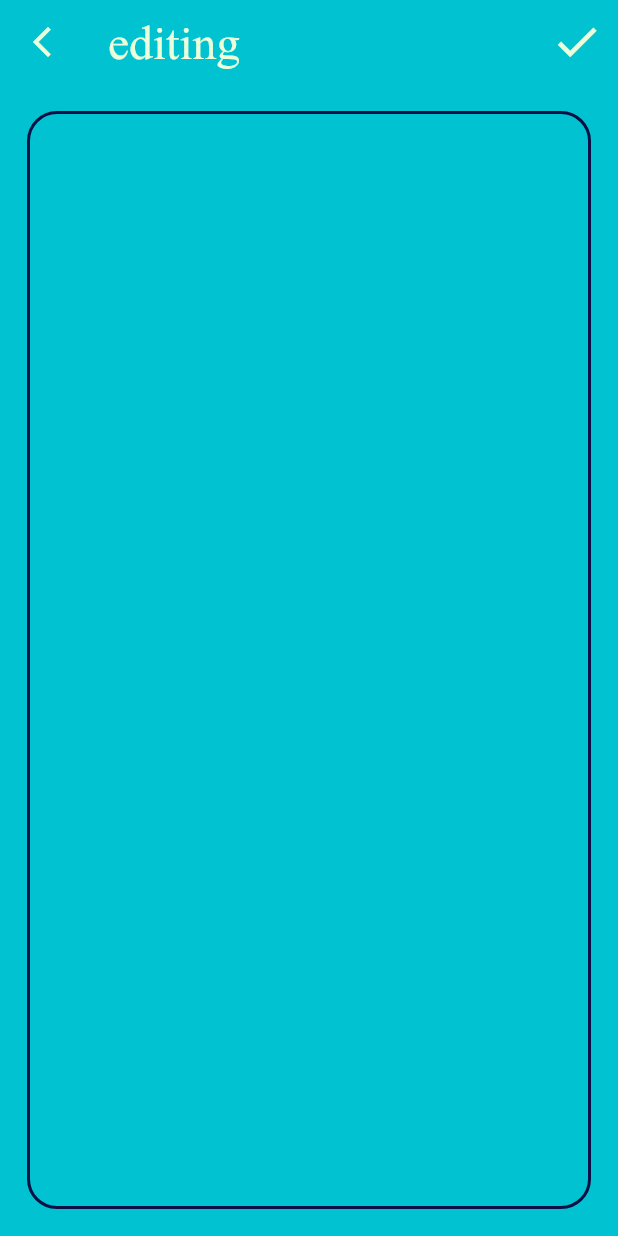
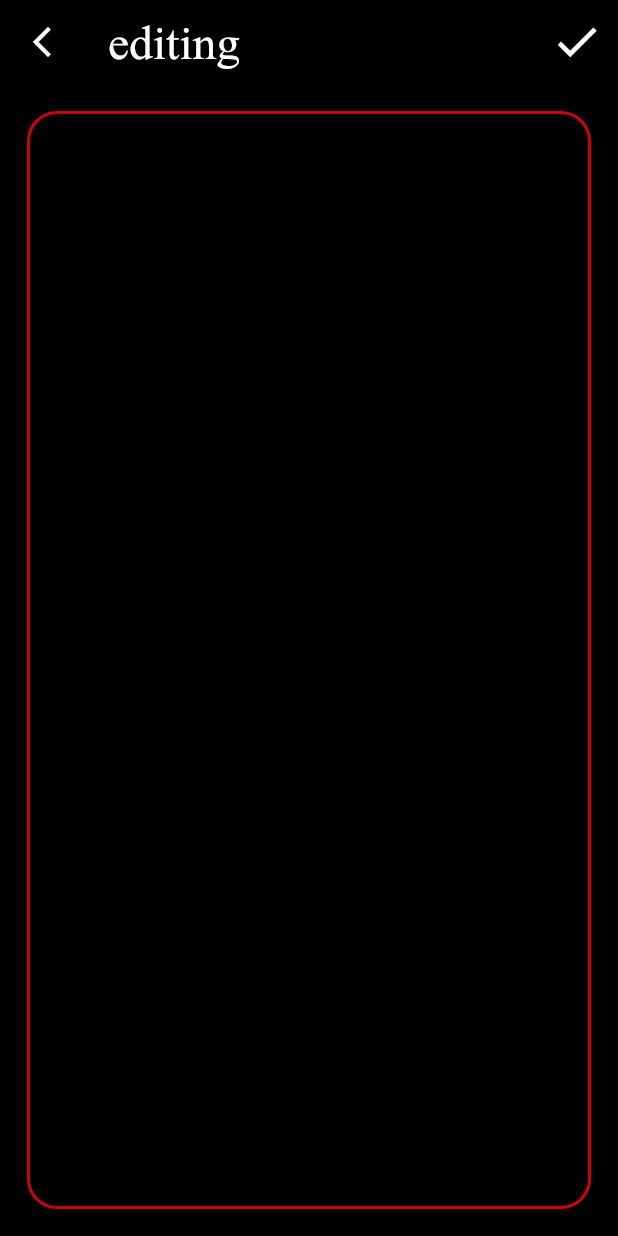
Before and after one commit to AhmetOcak/info-card-app, a Flutter app: the MyCard screen opened by its route, after a tap on the "mode edit outline" icon, on a phone screen of 412 x 824 dp. Run offline on Flutter 3.47's test engine with Material 2 defaults, Android fonts, the phone set to English and light mode, and no system bars; our stand-ins replace sqflite; accounts and stored records are empty.

Commit message:
color changed

```diff
--- a/lib/constants.dart
+++ b/lib/constants.dart
@@ -14,21 +14,20 @@ Column emptyCardWarning(BuildContext context, String text) {
       Icon(
         Icons.block_outlined,
         size: MediaQuery.of(context).size.width / 7,
-        color: cardColor,
+        color: accentColor,
       ),
       Text(
         text,
         style: myStyle.copyWith(
           fontSize: 20,
-          color: cardColor,
+          color: accentColor,
         ),
       ),
     ],
   );
 }
 
-const Color cardColor = Color(0xFF0A1045);
-const Color backgroundColor = Color(0xFF00C2D1);
-const Color accentColor = Color(0xFFF9E900);
-const Color textColor = Color(0xFFEAFFDA);
-const Color buttonColor = Color(0xFFFF570A);
+
+const Color backgroundColor = Color(0xFF000000);
+const Color accentColor = Color(0xFFC9040E);
+const Color textColor = Color(0xFFFFFFFF);
--- a/lib/models/cards_data.dart
+++ b/lib/models/cards_data.dart
@@ -114,9 +114,12 @@ class CardsData extends ChangeNotifier {
         }
         return snapshot.data!.isEmpty
             ? const Center(
-                child: Text('no data'),
+                child: Text('no data',),
               )
-            : Text(snapshot.data.toString());
+            : Padding(
+              padding: const EdgeInsets.all(8.0),
+              child: Text(snapshot.data.toString(), style: myStyle,),
+            );
       },
     );
   }
--- a/lib/screens/edit_my_info_card.dart
+++ b/lib/screens/edit_my_info_card.dart
@@ -65,14 +65,14 @@ class _EditInfoCardState extends State<EditInfoCard> {
                 },
                 initialValue: widget.data,
                 textAlignVertical: TextAlignVertical.top,
-                cursorColor: cardColor,
+                cursorColor: accentColor,
                 style: myStyle.copyWith(
                   color: textColor,
                 ),
                 decoration: const InputDecoration(
                   enabledBorder: OutlineInputBorder(
                     borderSide: BorderSide(
-                      color: cardColor,
+                      color: accentColor,
                       width: 2,
                     ),
                     borderRadius: BorderRadius.all(
@@ -81,7 +81,7 @@ class _EditInfoCardState extends State<EditInfoCard> {
                   ),
                   focusedBorder: OutlineInputBorder(
                     borderSide: BorderSide(
-                      color: cardColor,
+                      color: accentColor,
                       width: 2,
                     ),
                     borderRadius: BorderRadius.all(
--- a/lib/screens/home.dart
+++ b/lib/screens/home.dart
@@ -27,7 +27,7 @@ class HomeScreen extends StatelessWidget {
           Icons.add,
           color: textColor,
         ),
-        backgroundColor: buttonColor,
+        backgroundColor: accentColor,
       ),
       floatingActionButtonLocation: FloatingActionButtonLocation.centerFloat,
     );
--- a/lib/screens/info_cards.dart
+++ b/lib/screens/info_cards.dart
@@ -45,7 +45,7 @@ class InfoCardScreen extends StatelessWidget {
           Icons.add,
           color: textColor,
         ),
-        backgroundColor: buttonColor,
+        backgroundColor: accentColor,
       ),
       floatingActionButtonLocation: FloatingActionButtonLocation.centerFloat,
     );
--- a/lib/screens/my_info_card.dart
+++ b/lib/screens/my_info_card.dart
@@ -79,22 +79,22 @@ class _MyCardState extends State<MyCard> {
                 decoration: const BoxDecoration(
                   border: Border(
                     bottom: BorderSide(
-                      color: cardColor,
+                      color: accentColor,
                       style: BorderStyle.solid,
                       width: 2,
                     ),
                     top: BorderSide(
-                      color: cardColor,
+                      color: accentColor,
                       style: BorderStyle.solid,
                       width: 2,
                     ),
                     left: BorderSide(
-                      color: cardColor,
+                      color: accentColor,
                       style: BorderStyle.solid,
                       width: 2,
                     ),
                     right: BorderSide(
-                      color: cardColor,
+                      color: accentColor,
                       style: BorderStyle.solid,
                       width: 2,
                     ),
```
Also changed, not shown: lib/components/category.dart (+4 -4 lines), lib/components/info_card.dart (+4 -4 lines), lib/screens/create_category.dart (+4 -4 lines), lib/screens/create_info_card.dart (+4 -4 lines).
